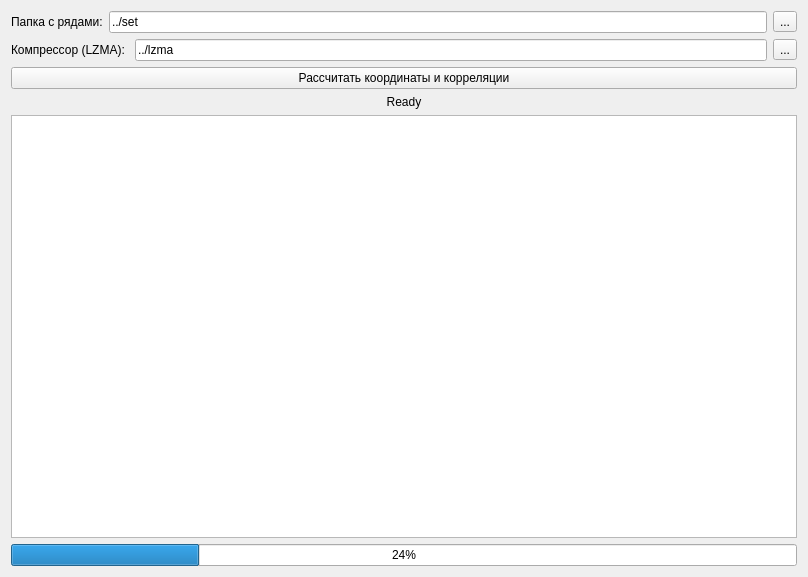
First picture: the form in GUI/AnalyzeWidget.ui, repository gluk47/tsanalyzer, before the edit.
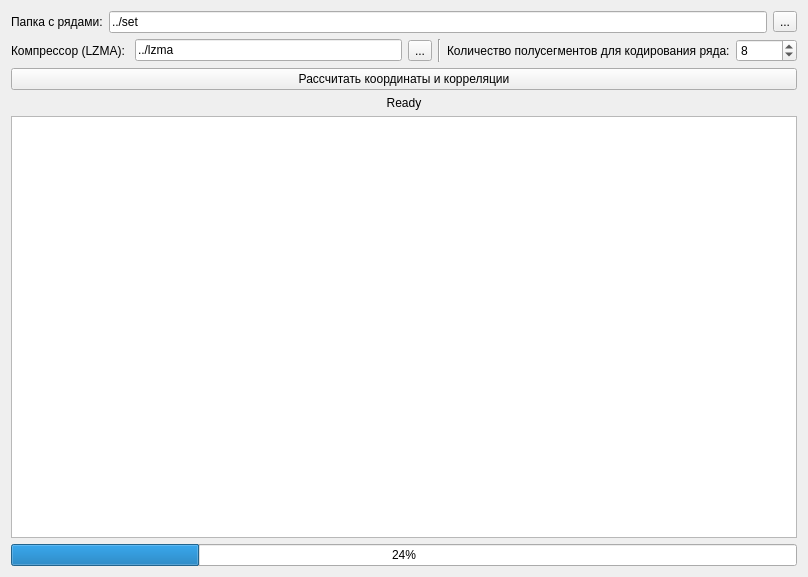
Second picture: the form after the edit.

Diff of the .ui file:
```diff
--- a/GUI/AnalyzeWidget.ui
+++ b/GUI/AnalyzeWidget.ui
@@ -62,6 +62,39 @@
        </property>
       </widget>
      </item>
+     <item>
+      <widget class="Line" name="line">
+       <property name="orientation">
+        <enum>Qt::Vertical</enum>
+       </property>
+      </widget>
+     </item>
+     <item>
+      <widget class="QLabel" name="label_3">
+       <property name="toolTip">
+        <string>&lt;html&gt;&lt;head/&gt;&lt;body&gt;&lt;p&gt;Область значений временного ряда равномерно разбивается на указанное количество полусегментов, а затем каждое его значение заменяется номером полусегмента, в которое это значение попадает; последний полусегмент дополняется справа до сегмента.&lt;/p&gt;&lt;p&gt;Это нужно для расчёта колмогоровской сложности и меры символьного разнообразия.&lt;/p&gt;&lt;/body&gt;&lt;/html&gt;</string>
+       </property>
+       <property name="text">
+        <string>Количество полусегментов для кодирования ряда:</string>
+       </property>
+      </widget>
+     </item>
+     <item>
+      <widget class="QSpinBox" name="nSegments">
+       <property name="toolTip">
+        <string>&lt;html&gt;&lt;head/&gt;&lt;body&gt;&lt;p&gt;Область значений временного ряда равномерно разбивается на указанное количество полусегментов, а затем каждое его значение заменяется номером полусегмента, в которое это значение попадает; последний полусегмент дополняется справа до сегмента.&lt;/p&gt;&lt;p&gt;Это нужно для расчёта колмогоровской сложности и меры символьного разнообразия.&lt;/p&gt;&lt;/body&gt;&lt;/html&gt;</string>
+       </property>
+       <property name="minimum">
+        <number>2</number>
+       </property>
+       <property name="maximum">
+        <number>32000</number>
+       </property>
+       <property name="value">
+        <number>8</number>
+       </property>
+      </widget>
+     </item>
     </layout>
    </item>
    <item>
```
